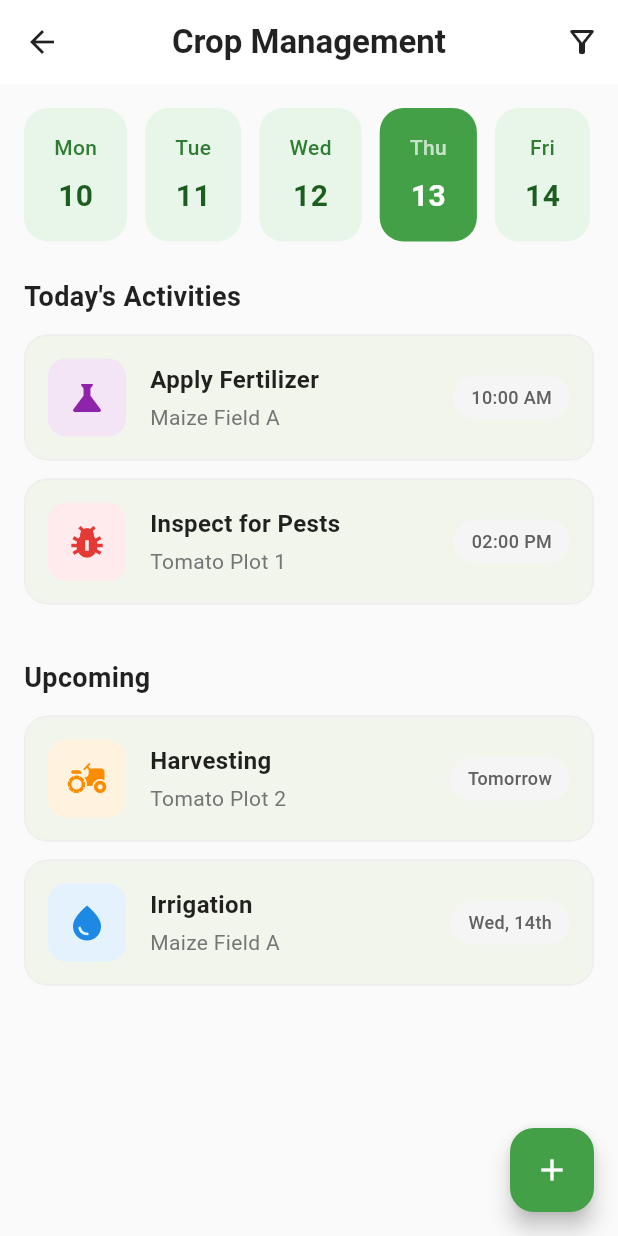
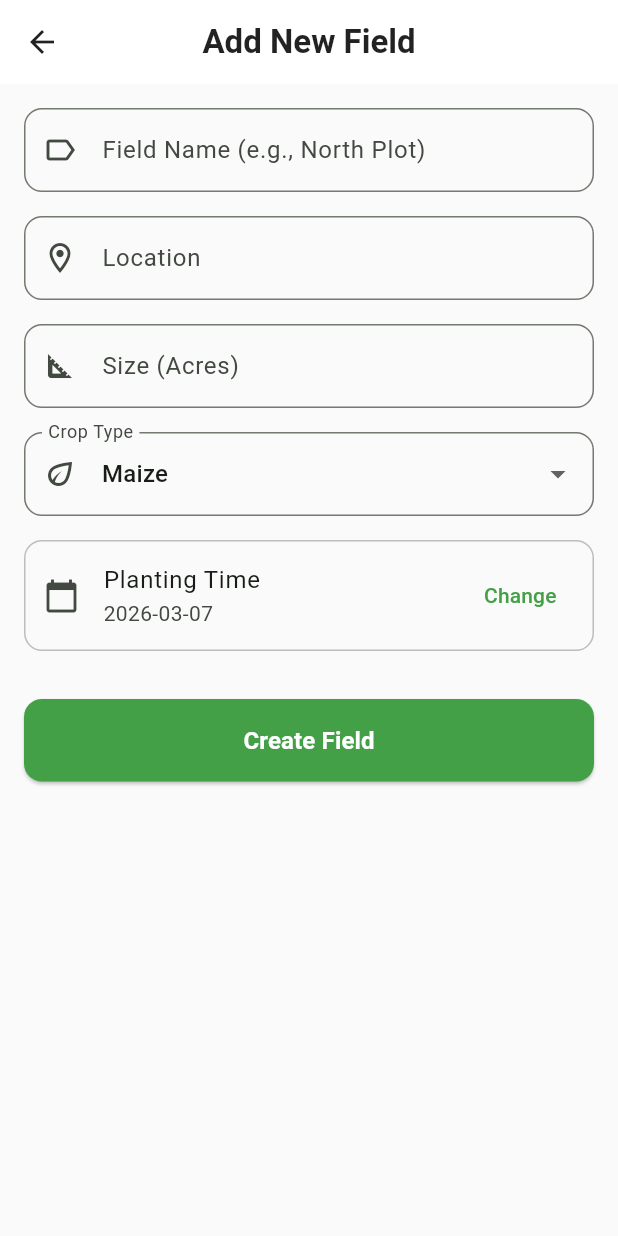
Before and after one commit to bsc-44-21/Cropia-App, a Flutter app: the CropsScreen screen opened directly, after a tap on the "add" icon, on a phone screen of 412 x 824 dp. Run offline on Flutter 3.47's test engine with Material 3 defaults, Android fonts, the phone set to English and light mode, and no system bars.

Commit message:
I've finished building out the CRUD operations for the Fields screen

```diff
--- /dev/null
+++ b/lib/models/field_model.dart
@@ -0,0 +1,35 @@
+class FieldModel {
+  final String id;
+  final String name;
+  final String location;
+  final double sizeInAcres;
+  final String cropType;
+  final DateTime plantingTime;
+
+  FieldModel({
+    required this.id,
+    required this.name,
+    required this.location,
+    required this.sizeInAcres,
+    required this.cropType,
+    required this.plantingTime,
+  });
+
+  FieldModel copyWith({
+    String? id,
+    String? name,
+    String? location,
+    double? sizeInAcres,
+    String? cropType,
+    DateTime? plantingTime,
+  }) {
+    return FieldModel(
+      id: id ?? this.id,
+      name: name ?? this.name,
+      location: location ?? this.location,
+      sizeInAcres: sizeInAcres ?? this.sizeInAcres,
+      cropType: cropType ?? this.cropType,
+      plantingTime: plantingTime ?? this.plantingTime,
+    );
+  }
+}
--- /dev/null
+++ b/lib/providers/field_provider.dart
@@ -0,0 +1,27 @@
+import 'package:flutter/material.dart';
+import '../models/field_model.dart';
+import 'package:uuid/uuid.dart';
+
+class FieldProvider with ChangeNotifier {
+  final List<FieldModel> _fields = [];
+
+  List<FieldModel> get fields => _fields;
+
+  void addField(FieldModel field) {
+    _fields.add(field);
+    notifyListeners();
+  }
+
+  void updateField(FieldModel updatedField) {
+    final index = _fields.indexWhere((field) => field.id == updatedField.id);
+    if (index >= 0) {
+      _fields[index] = updatedField;
+      notifyListeners();
+    }
+  }
+
+  void deleteField(String id) {
+    _fields.removeWhere((field) => field.id == id);
+    notifyListeners();
+  }
+}
--- a/lib/screens/crops_screen.dart
+++ b/lib/screens/crops_screen.dart
@@ -1,7 +1,8 @@
 import 'package:flutter/material.dart';
-import '../widgets/crops/calendar_strip.dart';
-import '../widgets/crops/activity_card.dart';
-import '../widgets/shared/section_title.dart';
+import 'package:provider/provider.dart';
+import '../providers/field_provider.dart';
+import 'field_form_screen.dart';
+import 'field_details_screen.dart';
 
 class CropsScreen extends StatelessWidget {
   const CropsScreen({super.key});
@@ -10,59 +11,72 @@ class CropsScreen extends StatelessWidget {
   Widget build(BuildContext context) {
     return Scaffold(
       appBar: AppBar(
-        title: const Text('Crop Management', style: TextStyle(fontWeight: FontWeight.bold)),
-        actions: [
-          IconButton(
-            icon: const Icon(Icons.filter_alt_outlined),
-            onPressed: () {},
-          )
-        ],
+        title: const Text('My Fields', style: TextStyle(fontWeight: FontWeight.bold)),
       ),
-      body: SingleChildScrollView(
-        padding: const EdgeInsets.all(16.0),
-        child: Column(
-          crossAxisAlignment: CrossAxisAlignment.start,
-          children: const [
-            CalendarStrip(),
-            SizedBox(height: 24),
-            SectionTitle(title: 'Today\'s Activities'),
-            SizedBox(height: 12),
-            ActivityCard(
-              title: 'Apply Fertilizer',
-              subtitle: 'Maize Field A',
-              time: '10:00 AM',
-              icon: Icons.science,
-              color: Colors.purple,
-            ),
-            ActivityCard(
-              title: 'Inspect for Pests',
-              subtitle: 'Tomato Plot 1',
-              time: '02:00 PM',
-              icon: Icons.pest_control,
-              color: Colors.red,
-            ),
-            SizedBox(height: 24),
-            SectionTitle(title: 'Upcoming'),
-            SizedBox(height: 12),
-            ActivityCard(
-              title: 'Harvesting',
-              subtitle: 'Tomato Plot 2',
-              time: 'Tomorrow',
-              icon: Icons.agriculture,
-              color: Colors.orange,
-            ),
-            ActivityCard(
-              title: 'Irrigation',
-              subtitle: 'Maize Field A',
-              time: 'Wed, 14th',
-              icon: Icons.water_drop,
-              color: Colors.blue,
-            ),
-          ],
-        ),
+      body: Consumer<FieldProvider>(
+        builder: (context, fieldProvider, child) {
+          if (fieldProvider.fields.isEmpty) {
+            return Center(
+              child: Column(
+                mainAxisAlignment: MainAxisAlignment.center,
+                children: [
+                  Icon(Icons.landscape_outlined, size: 80, color: Colors.grey.shade400),
+                  const SizedBox(height: 16),
+                  Text(
+                    'No fields yet',
+                    style: TextStyle(fontSize: 20, fontWeight: FontWeight.bold, color: Colors.grey.shade700),
+                  ),
+                  const SizedBox(height: 8),
+                  Text(
+                    'Tap the + button to create your first field.',
+                    style: TextStyle(color: Colors.grey.shade500),
+                  ),
+                ],
+              ),
+            );
+          }
+
+          return ListView.builder(
+            padding: const EdgeInsets.all(16.0),
+            itemCount: fieldProvider.fields.length,
+            itemBuilder: (context, index) {
+              final field = fieldProvider.fields[index];
+              return Card(
+                margin: const EdgeInsets.only(bottom: 12),
+                shape: RoundedRectangleBorder(
+                  borderRadius: BorderRadius.circular(16),
+                  side: BorderSide(color: Colors.grey.shade200),
+                ),
+                elevation: 0,
+                child: ListTile(
+                  contentPadding: const EdgeInsets.all(12),
+                  leading: CircleAvatar(
+                    backgroundColor: Colors.green.shade50,
+                    child: Icon(Icons.eco, color: Colors.green.shade700),
+                  ),
+                  title: Text(field.name, style: const TextStyle(fontWeight: FontWeight.bold)),
+                  subtitle: Text('${field.cropType} • ${field.sizeInAcres} Acres\n${field.location}'),
+                  isThreeLine: true,
+                  trailing: const Icon(Icons.arrow_forward_ios, size: 16, color: Colors.grey),
+                  onTap: () {
+                    Navigator.of(context).push(
+                      MaterialPageRoute(
+                        builder: (context) => FieldDetailsScreen(fieldId: field.id),
+                      ),
+                    );
+                  },
+                ),
+              );
+            },
+          );
+        },
       ),
       floatingActionButton: FloatingActionButton(
-        onPressed: () {},
+        onPressed: () {
+          Navigator.of(context).push(
+            MaterialPageRoute(builder: (context) => const FieldFormScreen()),
+          );
+        },
         backgroundColor: Colors.green.shade600,
         child: const Icon(Icons.add, color: Colors.white),
       ),
--- /dev/null
+++ b/lib/screens/field_details_screen.dart
@@ -0,0 +1,134 @@
+import 'package:flutter/material.dart';
+import 'package:provider/provider.dart';
+import '../models/field_model.dart';
+import '../providers/field_provider.dart';
+import 'field_form_screen.dart';
+
+class FieldDetailsScreen extends StatelessWidget {
+  final String fieldId;
+
+  const FieldDetailsScreen({super.key, required this.fieldId});
+
+  @override
+  Widget build(BuildContext context) {
+    // We listen to changes so if we edit the field, this screen updates
+    final field = context.watch<FieldProvider>().fields.firstWhere((f) => f.id == fieldId, orElse: () => FieldModel(id: '', name: '', location: '', sizeInAcres: 0, cropType: '', plantingTime: DateTime.now()));
+
+    // Automatically pop back if the field was deleted
+    if (field.id.isEmpty) {
+      WidgetsBinding.instance.addPostFrameCallback((_) {
+        Navigator.of(context).pop();
+      });
+      return const Scaffold(body: Center(child: CircularProgressIndicator()));
+    }
+
+    return Scaffold(
+      appBar: AppBar(
+        title: Text(field.name, style: const TextStyle(fontWeight: FontWeight.bold)),
+        actions: [
+          IconButton(
+            icon: const Icon(Icons.edit),
+            onPressed: () {
+              Navigator.of(context).push(
+                MaterialPageRoute(builder: (context) => FieldFormScreen(existingField: field)),
+              );
+            },
+          ),
+          IconButton(
+            icon: const Icon(Icons.delete, color: Colors.red),
+            onPressed: () {
+              showDialog(
+                context: context,
+                builder: (ctx) => AlertDialog(
+                  title: const Text('Delete Field'),
+                  content: Text('Are you sure you want to delete ${field.name}?'),
+                  actions: [
+                    TextButton(onPressed: () => Navigator.of(ctx).pop(), child: const Text('Cancel')),
+                    TextButton(
+                      onPressed: () {
+                        context.read<FieldProvider>().deleteField(field.id);
+                        Navigator.of(ctx).pop();
+                      },
+                      child: const Text('Delete', style: TextStyle(color: Colors.red)),
+                    ),
+                  ],
+                ),
+              );
+            },
+          ),
+        ],
+      ),
+      body: SingleChildScrollView(
+        padding: const EdgeInsets.all(16.0),
+        child: Column(
+          crossAxisAlignment: CrossAxisAlignment.start,
+          children: [
+            _buildDetailCard(
+              icon: Icons.location_on,
+              title: 'Location',
+              value: field.location,
+              color: Colors.blue,
+            ),
+            const SizedBox(height: 16),
+            _buildDetailCard(
+              icon: Icons.square_foot,
+              title: 'Size',
+              value: '${field.sizeInAcres} Acres',
+              color: Colors.orange,
+            ),
+            const SizedBox(height: 16),
+            _buildDetailCard(
+              icon: Icons.eco,
+              title: 'Crop Type',
+              value: field.cropType,
+              color: Colors.green,
+            ),
+            const SizedBox(height: 16),
+            _buildDetailCard(
+              icon: Icons.calendar_today,
+              title: 'Planting Time',
+              value: '${field.plantingTime.year}-${field.plantingTime.month.toString().padLeft(2, '0')}-${field.plantingTime.day.toString().padLeft(2, '0')}',
+              color: Colors.purple,
+            ),
+          ],
+        ),
+      ),
+    );
+  }
+
+  Widget _buildDetailCard({required IconData icon, required String title, required String value, required Color color}) {
+    return Card(
+      elevation: 0,
+      shape: RoundedRectangleBorder(
+        borderRadius: BorderRadius.circular(16),
+        side: BorderSide(color: Colors.grey.shade200),
+      ),
+      child: Padding(
+        padding: const EdgeInsets.all(16.0),
+        child: Row(
+          children: [
+            Container(
+              padding: const EdgeInsets.all(12),
+              decoration: BoxDecoration(
+                color: color.withOpacity(0.1),
+                borderRadius: BorderRadius.circular(12),
+              ),
+              child: Icon(icon, color: color, size: 32),
+            ),
+            const SizedBox(width: 16),
+            Expanded(
+              child: Column(
+                crossAxisAlignment: CrossAxisAlignment.start,
+                children: [
+                  Text(title, style: TextStyle(color: Colors.grey.shade600, fontSize: 14)),
+                  const SizedBox(height: 4),
+                  Text(value, style: const TextStyle(fontWeight: FontWeight.bold, fontSize: 18)),
+                ],
+              ),
+            ),
+          ],
+        ),
+      ),
+    );
+  }
+}
--- /dev/null
+++ b/lib/screens/field_form_screen.dart
@@ -0,0 +1,181 @@
+import 'package:flutter/material.dart';
+import 'package:provider/provider.dart';
+import 'package:uuid/uuid.dart';
+import '../models/field_model.dart';
+import '../providers/field_provider.dart';
+
+class FieldFormScreen extends StatefulWidget {
+  final FieldModel? existingField;
+
+  const FieldFormScreen({super.key, this.existingField});
+
+  @override
+  State<FieldFormScreen> createState() => _FieldFormScreenState();
+}
+
+class _FieldFormScreenState extends State<FieldFormScreen> {
+  final _formKey = GlobalKey<FormState>();
+
+  late TextEditingController _nameController;
+  late TextEditingController _locationController;
+  late TextEditingController _sizeController;
+
+  String _selectedCropType = 'Maize';
+  DateTime _selectedDate = DateTime.now();
+
+  @override
+  void initState() {
+    super.initState();
+    _nameController = TextEditingController(text: widget.existingField?.name ?? '');
+    _locationController = TextEditingController(text: widget.existingField?.location ?? '');
+    _sizeController = TextEditingController(text: widget.existingField != null ? widget.existingField!.sizeInAcres.toString() : '');
+
+    if (widget.existingField != null) {
+      _selectedCropType = widget.existingField!.cropType;
+      _selectedDate = widget.existingField!.plantingTime;
+    }
+  }
+
+  @override
+  void dispose() {
+    _nameController.dispose();
+    _locationController.dispose();
+    _sizeController.dispose();
+    super.dispose();
+  }
+
+  void _saveForm() {
+    if (_formKey.currentState!.validate()) {
+      final field = FieldModel(
+        id: widget.existingField?.id ?? const Uuid().v4(),
+        name: _nameController.text.trim(),
+        location: _locationController.text.trim(),
+        sizeInAcres: double.parse(_sizeController.text.trim()),
+        cropType: _selectedCropType,
+        plantingTime: _selectedDate,
+      );
+
+      if (widget.existingField == null) {
+        Provider.of<FieldProvider>(context, listen: false).addField(field);
+      } else {
+        Provider.of<FieldProvider>(context, listen: false).updateField(field);
+      }
+
+      Navigator.of(context).pop();
+    }
+  }
+
+  Future<void> _pickDate() async {
+    final pickedDate = await showDatePicker(
+      context: context,
+      initialDate: _selectedDate,
+      firstDate: DateTime(2000),
+      lastDate: DateTime(2100),
+    );
+    if (pickedDate != null && pickedDate != _selectedDate) {
+      setState(() {
+        _selectedDate = pickedDate;
+      });
+    }
+  }
+
+  @override
+  Widget build(BuildContext context) {
+    final isEditing = widget.existingField != null;
+    return Scaffold(
+      appBar: AppBar(
+        title: Text(isEditing ? 'Edit Field' : 'Add New Field', style: const TextStyle(fontWeight: FontWeight.bold)),
+      ),
+      body: SingleChildScrollView(
+        padding: const EdgeInsets.all(16.0),
+        child: Form(
+          key: _formKey,
+          child: Column(
+            crossAxisAlignment: CrossAxisAlignment.stretch,
+            children: [
+              TextFormField(
+                controller: _nameController,
+                decoration: InputDecoration(
+                  labelText: 'Field Name (e.g., North Plot)',
+                  border: OutlineInputBorder(borderRadius: BorderRadius.circular(12)),
+                  prefixIcon: const Icon(Icons.label_outline),
+                ),
+                validator: (value) => value == null || value.isEmpty ? 'Please enter a name.' : null,
+              ),
+              const SizedBox(height: 16),
+              TextFormField(
+                controller: _locationController,
+                decoration: InputDecoration(
+                  labelText: 'Location',
+                  border: OutlineInputBorder(borderRadius: BorderRadius.circular(12)),
+                  prefixIcon: const Icon(Icons.location_on_outlined),
+                ),
+                validator: (value) => value == null || value.isEmpty ? 'Please enter a location.' : null,
+              ),
+              const SizedBox(height: 16),
+              TextFormField(
+                controller: _sizeController,
+                keyboardType: const TextInputType.numberWithOptions(decimal: true),
+                decoration: InputDecoration(
+                  labelText: 'Size (Acres)',
+                  border: OutlineInputBorder(borderRadius: BorderRadius.circular(12)),
+                  prefixIcon: const Icon(Icons.square_foot),
+                ),
+                validator: (value) {
+                  if (value == null || value.isEmpty) return 'Please enter the size.';
+                  if (double.tryParse(value) == null) return 'Please enter a valid number.';
+                  return null;
+                },
+              ),
+              const SizedBox(height: 16),
+              DropdownButtonFormField<String>(
+                value: _selectedCropType,
+                decoration: InputDecoration(
+                  labelText: 'Crop Type',
+                  border: OutlineInputBorder(borderRadius: BorderRadius.circular(12)),
+                  prefixIcon: const Icon(Icons.eco_outlined),
+                ),
+                items: ['Maize', 'Tomato'].map((type) {
+                  return DropdownMenuItem(value: type, child: Text(type));
+                }).toList(),
+                onChanged: (value) {
+                  if (value != null) {
+                    setState(() {
+                      _selectedCropType = value;
+                    });
+                  }
+                },
+              ),
+              const SizedBox(height: 16),
+              ListTile(
+                contentPadding: const EdgeInsets.symmetric(horizontal: 12),
+                shape: RoundedRectangleBorder(
+                  borderRadius: BorderRadius.circular(12),
+                  side: BorderSide(color: Colors.grey.shade400),
+                ),
+                leading: const Icon(Icons.calendar_today),
+                title: const Text('Planting Time'),
+                subtitle: Text('${_selectedDate.year}-${_selectedDate.month.toString().padLeft(2, '0')}-${_selectedDate.day.toString().padLeft(2, '0')}'),
+                trailing: TextButton(
+                  onPressed: _pickDate,
+                  child: const Text('Change'),
+                ),
+              ),
+              const SizedBox(height: 32),
+              ElevatedButton(
+                onPressed: _saveForm,
+                style: ElevatedButton.styleFrom(
+                  padding: const EdgeInsets.symmetric(vertical: 16),
+                  backgroundColor: Colors.green.shade600,
+                  foregroundColor: Colors.white,
+                  shape: RoundedRectangleBorder(borderRadius: BorderRadius.circular(12)),
+                ),
+                child: Text(isEditing ? 'Save Changes' : 'Create Field', style: const TextStyle(fontSize: 16, fontWeight: FontWeight.bold)),
+              ),
+            ],
+          ),
+        ),
+      ),
+    );
+  }
+}
--- a/lib/widgets/crops/activity_card.dart
+++ /dev/null
@@ -1,85 +0,0 @@
-import 'package:flutter/material.dart';
-
-class ActivityCard extends StatelessWidget {
-  final String title;
-  final String subtitle;
-  final String time;
-  final IconData icon;
-  final MaterialColor color;
-
-  const ActivityCard({
-    super.key,
-    required this.title,
-    required this.subtitle,
-    required this.time,
-    required this.icon,
-    required this.color,
-  });
-
-  @override
-  Widget build(BuildContext context) {
-    return Card(
-      margin: const EdgeInsets.only(bottom: 12),
-      elevation: 0,
-      shape: RoundedRectangleBorder(
-        borderRadius: BorderRadius.circular(16),
-        side: BorderSide(color: Colors.grey.shade200),
-      ),
-      child: Padding(
-        padding: const EdgeInsets.all(16.0),
-        child: Row(
-          children: [
-            Container(
-              padding: const EdgeInsets.all(12),
-              decoration: BoxDecoration(
-                color: color.shade50,
-                borderRadius: BorderRadius.circular(12),
-              ),
-              child: Icon(icon, color: color.shade600, size: 28),
-            ),
-            const SizedBox(width: 16),
-            Expanded(
-              child: Column(
-                crossAxisAlignment: CrossAxisAlignment.start,
-                children: [
-                  Text(
-                    title,
-                    style: const TextStyle(
-                      fontSize: 16,
-                      fontWeight: FontWeight.w600,
-                      color: Colors.black87,
-                    ),
-                  ),
-                  const SizedBox(height: 4),
-                  Text(
-                    subtitle,
-                    style: TextStyle(
-                      fontSize: 14,
-                      color: Colors.grey.shade600,
-                    ),
-                  ),
-                ],
-              ),
-            ),
-            const SizedBox(width: 8),
-            Container(
-              padding: const EdgeInsets.symmetric(horizontal: 12, vertical: 6),
-              decoration: BoxDecoration(
-                color: Colors.grey.shade100,
-                borderRadius: BorderRadius.circular(20),
-              ),
-              child: Text(
-                time,
-                style: TextStyle(
-                  fontSize: 12,
-                  fontWeight: FontWeight.w500,
-                  color: Colors.grey.shade700,
-                ),
-              ),
-            ),
-          ],
-        ),
-      ),
-    );
-  }
-}
--- a/lib/widgets/crops/calendar_strip.dart
+++ /dev/null
@@ -1,45 +0,0 @@
-import 'package:flutter/material.dart';
-
-class CalendarStrip extends StatelessWidget {
-  const CalendarStrip({super.key});
-
-  @override
-  Widget build(BuildContext context) {
-    return SingleChildScrollView(
-      scrollDirection: Axis.horizontal,
-      child: Row(
-        children: List.generate(7, (index) {
-          bool isToday = index == 3; // Mocking today's date in middle
-          return Container(
-            margin: const EdgeInsets.only(right: 12),
-            padding: const EdgeInsets.symmetric(vertical: 16, horizontal: 20),
-            decoration: BoxDecoration(
-              color: isToday ? Colors.green.shade600 : Colors.green.shade50,
-              borderRadius: BorderRadius.circular(16),
-            ),
-            child: Column(
-              children: [
-                Text(
-                  ['Mon', 'Tue', 'Wed', 'Thu', 'Fri', 'Sat', 'Sun'][index],
-                  style: TextStyle(
-                    color: isToday ? Colors.white70 : Colors.green.shade800,
-                    fontWeight: FontWeight.w500,
-                  ),
-                ),
-                const SizedBox(height: 8),
-                Text(
-                  '${10 + index}',
-                  style: TextStyle(
-                    fontSize: 20,
-                    fontWeight: FontWeight.bold,
-                    color: isToday ? Colors.white : Colors.green.shade900,
-                  ),
-                ),
-              ],
-            ),
-          );
-        }),
-      ),
-    );
-  }
-}
--- a/pubspec.yaml
+++ b/pubspec.yaml
@@ -34,6 +34,8 @@ dependencies:
   # The following adds the Cupertino Icons font to your application.
   # Use with the CupertinoIcons class for iOS style icons.
   cupertino_icons: ^1.0.8
+  provider: ^6.1.5+1
+  uuid: ^4.5.3
 
 dev_dependencies:
   flutter_test:
```
Also changed, not shown: lib/main.dart (+10 -1 lines), pubspec.lock.
